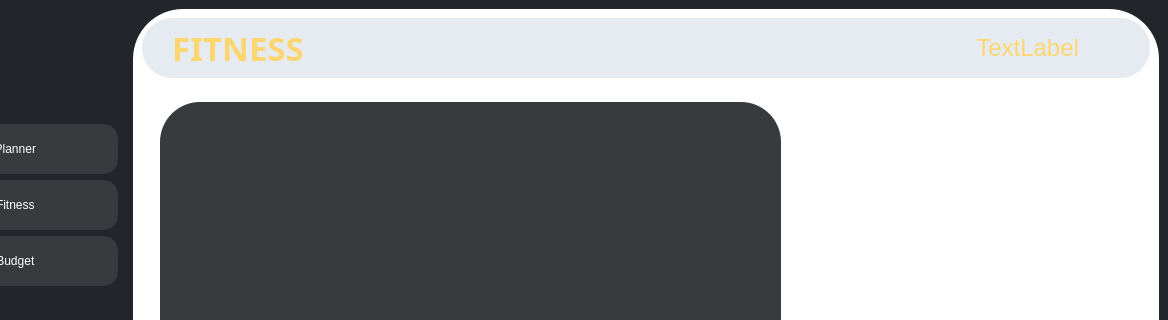
Before: the Qt Designer form K/fitness.ui in burr1to/kaizen, drawn with Qt 5; both pictures show x 112 to 1280 and y 0 to 320 of the 1280 by 720 pixel window.
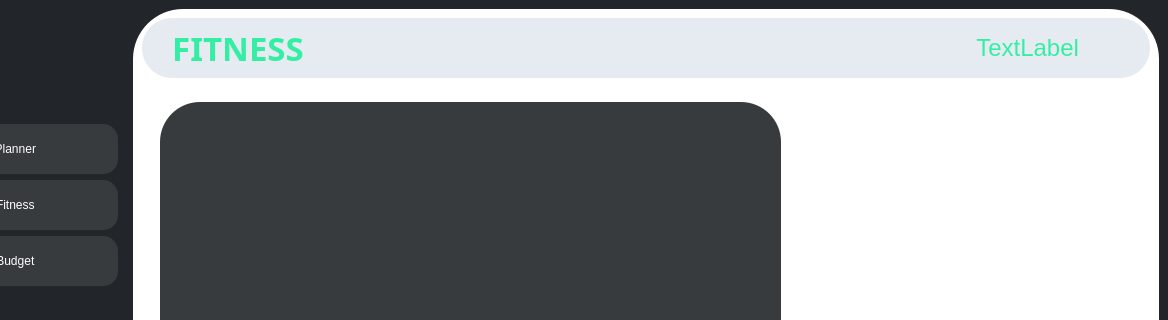
After: the same form once the commit is applied. Icons and pictures are not drawn.

What changed in the file:
```diff
--- a/K/fitness.ui
+++ b/K/fitness.ui
@@ -515,7 +515,7 @@
           <string notr="true">background-color:#e6ebf1;
 font: 700 25pt &quot;FONTSPRING DEMO - Pontiac Black&quot;;
 border-radius:30px;
-color: #fdd670;</string>
+color: #34efa3;</string>
          </property>
          <property name="frameShape">
           <enum>QFrame::StyledPanel</enum>
```
